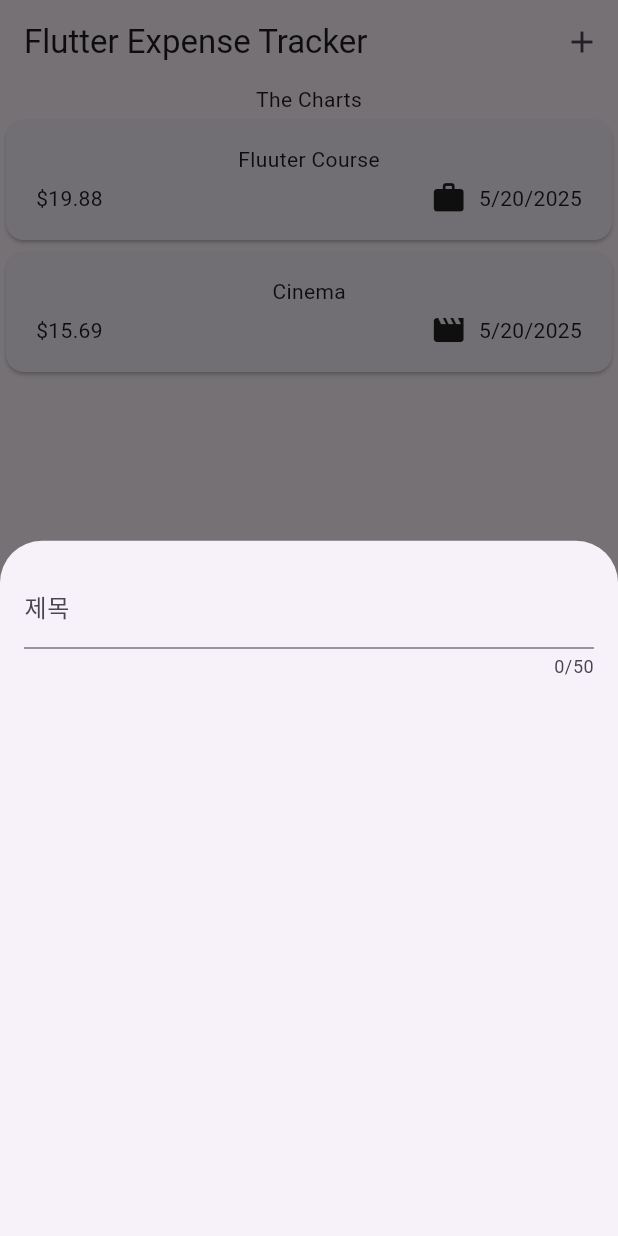
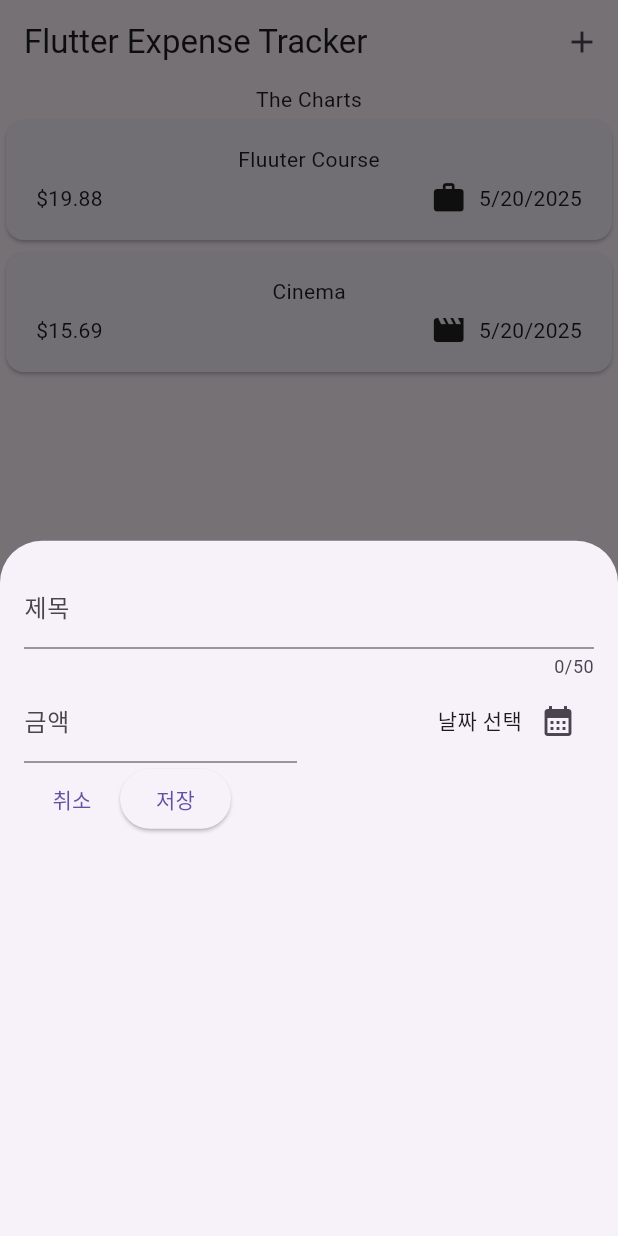
Before and after one commit to Chohanwool/flutter_Expnses-tracker-app, a Flutter app: the screen it shows after launch, after a tap on the "add" icon, on a phone screen of 412 x 824 dp. Run offline on Flutter 3.47's test engine with Material 3 defaults, Android fonts, the phone set to English and light mode, and no system bars; our stand-ins replace font_awesome_flutter.

```diff
--- a/lib/widgets/new_expense.dart
+++ b/lib/widgets/new_expense.dart
@@ -1,4 +1,6 @@
+import 'package:expense_tracker/models/expense.dart';
 import 'package:flutter/material.dart';
+import 'package:intl/intl.dart';
 
 class NewExpense extends StatefulWidget {
   const NewExpense({super.key});
@@ -8,19 +10,99 @@ class NewExpense extends StatefulWidget {
 }
 
 class _NewExpenseState extends State<NewExpense> {
+  final _titleController = TextEditingController();
+  final _amountController = TextEditingController();
+  DateTime? _pickedDate;
+
+  void _presentDatePicker() async {
+    final now = DateTime.now();
+    final firstDate = DateTime(now.year - 1, now.month, now.day);
+
+    final pickedDate = await showDatePicker(
+      context: context,
+      initialDate: now,
+      firstDate: firstDate,
+      lastDate: now,
+    );
+
+    if (pickedDate != null) {
+      setState(() {
+        _pickedDate = pickedDate;
+      });
+    }
+  }
+
+  @override
+  void dispose() {
+    _titleController.dispose();
+    _amountController.dispose();
+    super.dispose();
+  }
+
   @override
   Widget build(BuildContext context) {
     return Padding(
       padding: const EdgeInsets.all(16),
-      child: const Column(
+      child: Column(
         children: <Widget>[
           TextField(
+            controller: _titleController,
             maxLength: 50,
             // label 적용을 위해서는 decoration 사용
-            decoration: InputDecoration(
-              label: Text('제목')
-            ),
-          )
+            decoration: InputDecoration(label: const Text('제목')),
+          ),
+          Row(
+            children: [
+              Expanded(
+                child: TextField(
+                  controller: _amountController,
+                  keyboardType: TextInputType.number,
+                  decoration: InputDecoration(
+                    label: const Text('금액'),
+                    prefixText: '\$',
+                  ),
+                ),
+              ),
+              // Date input
+              const SizedBox(width: 16),
+              Expanded(
+                child: Row(
+                  mainAxisAlignment: MainAxisAlignment.end,
+                  crossAxisAlignment: CrossAxisAlignment.center,
+                  children: [
+                    Text(
+                      _pickedDate == null
+                          ? '날짜 선택'
+                          : formatter.format(_pickedDate!),
+                    ),
+                    IconButton(
+                      onPressed: _presentDatePicker,
+                      icon: const Icon(Icons.calendar_month),
+                    ),
+                  ],
+                ),
+              ),
+            ],
+          ),
+
+          Row(
+            children: <Widget>[
+              TextButton(
+                onPressed: () {
+                  Navigator.pop(context);
+                },
+                child: const Text('취소'),
+              ),
+              ElevatedButton(
+                onPressed: () {
+                  print(_titleController.text);
+                  print(_amountController.text as int);
+                  print(_pickedDate);
+                },
+                child: const Text('저장'),
+              ),
+            ],
+          ),
         ],
       ),
     );
```
